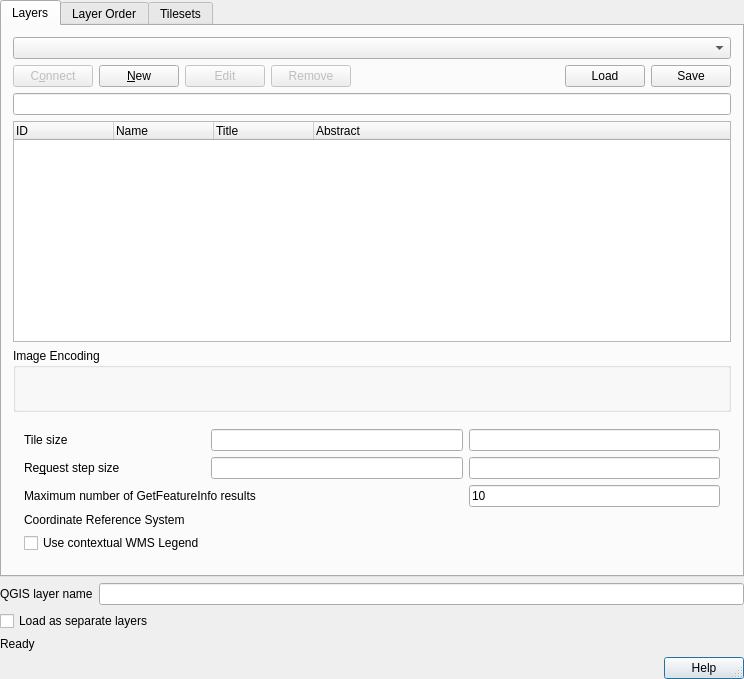
First picture: the form in src/ui/qgswmssourceselectbase.ui, repository carsmie/QGIS, before the edit.
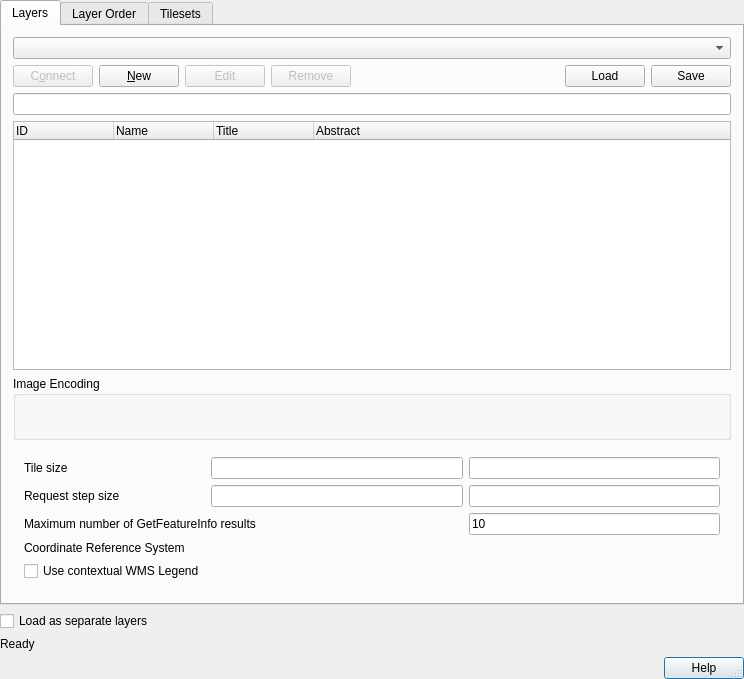
Second picture: the form after the edit. Icons and pictures are not drawn. Custom widgets are drawn as their Qt base class.

Commit message: Remove option to define layer name from WMS source select dialogs

```diff
--- a/src/ui/qgswmssourceselectbase.ui
+++ b/src/ui/qgswmssourceselectbase.ui
@@ -256,7 +256,7 @@
                 <item row="2" column="0">
                  <widget class="QLabel" name="label_4">
                   <property name="text">
-                   <string>Re&amp;quest step size</string>
+                   <string>Request step size</string>
                   </property>
                   <property name="buddy">
                    <cstring>mTileWidth</cstring>
@@ -509,23 +509,6 @@
            </widget>
           </widget>
          </item>
-         <item>
-          <layout class="QHBoxLayout" name="horizontalLayout">
-           <item>
-            <widget class="QLabel" name="label">
-             <property name="text">
-              <string>QGIS layer name</string>
-             </property>
-             <property name="buddy">
-              <cstring>leLayerName</cstring>
-             </property>
-            </widget>
-           </item>
-           <item>
-            <widget class="QLineEdit" name="leLayerName"/>
-           </item>
-          </layout>
-         </item>
          <item>
           <widget class="QCheckBox" name="mLoadLayersIndividuallyCheckBox">
            <property name="toolTip">
```
Left out of the diff: 1 changed line with no effect on the pictures.
